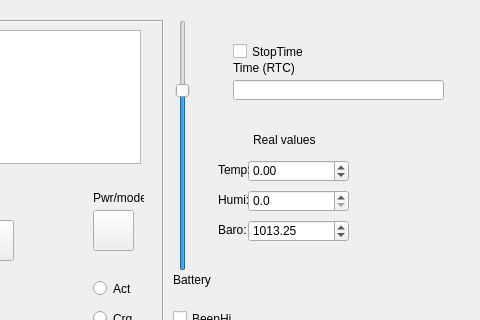
Before: the Qt Designer form Qsim/simu_hygro/simuhygro/mainw.ui in nagyizee/Hygrometer, drawn with Qt 5; both pictures show x 137 to 617 and y 0 to 320 of the 617 by 430 pixel window.
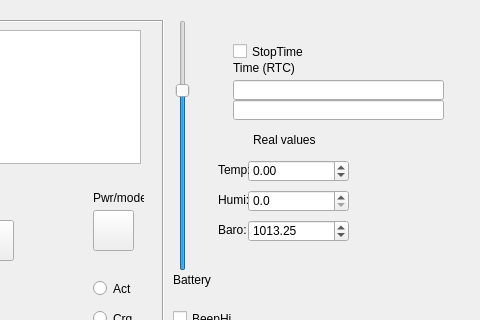
After: the same form once the commit is applied.

The edit to the form file:
```diff
--- a/Qsim/simu_hygro/simuhygro/mainw.ui
+++ b/Qsim/simu_hygro/simuhygro/mainw.ui
@@ -499,6 +499,16 @@
      <string>StopTime</string>
     </property>
    </widget>
+   <widget class="QLineEdit" name="tb_alarm">
+    <property name="geometry">
+     <rect>
+      <x>370</x>
+      <y>100</y>
+      <width>211</width>
+      <height>20</height>
+     </rect>
+    </property>
+   </widget>
   </widget>
  </widget>
  <layoutdefault spacing="6" margin="11"/>
```
